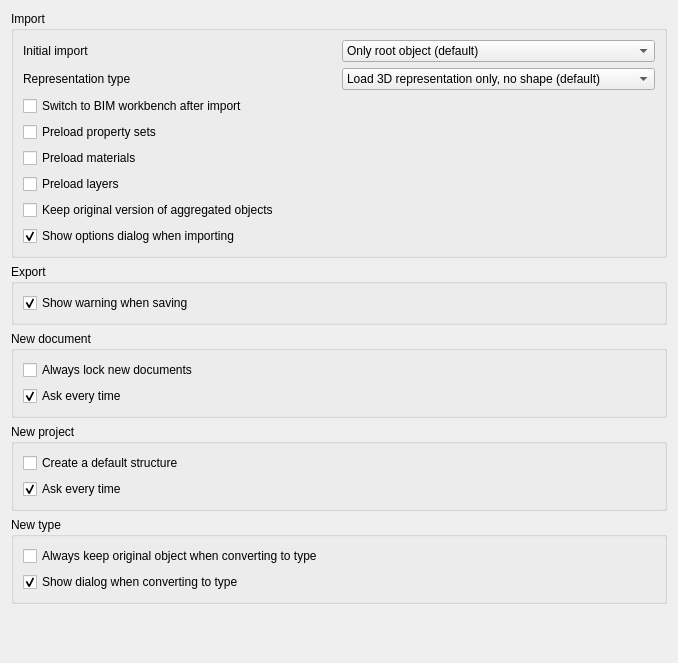
Before: the Qt Designer form src/Mod/BIM/Resources/ui/preferencesNativeIFC.ui in snorkel-marlin-repos/FreeCAD_FreeCAD_pr_21944_568da482-e9db-48e2-b9bf-4e5c63965329, drawn with Qt 5.
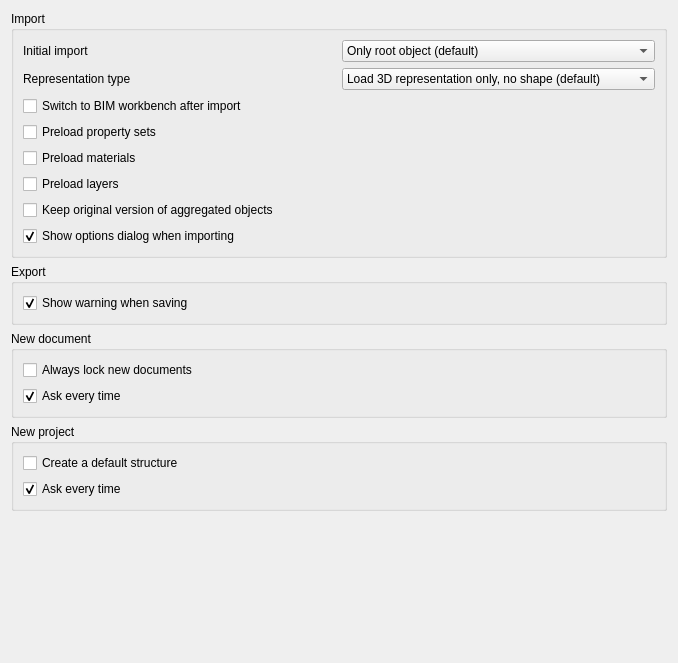
After: the same form once the commit is applied. Custom widgets are drawn as their Qt base class.

```diff
--- a/src/Mod/BIM/Resources/ui/preferencesNativeIFC.ui
+++ b/src/Mod/BIM/Resources/ui/preferencesNativeIFC.ui
@@ -306,50 +306,6 @@
      </layout>
     </widget>
    </item>
-   <item>
-    <widget class="QGroupBox" name="groupBox_5">
-     <property name="title">
-      <string>New type</string>
-     </property>
-     <layout class="QVBoxLayout" name="verticalLayout_6">
-      <item>
-       <widget class="Gui::PrefCheckBox" name="checkBox_14">
-        <property name="toolTip">
-         <string>When enabled, converting objects to IFC types will always keep the original object</string>
-        </property>
-        <property name="text">
-         <string>Always keep original object when converting to type</string>
-        </property>
-        <property name="prefEntry" stdset="0">
-         <cstring>ConvertTypeKeepOriginal</cstring>
-        </property>
-        <property name="prefPath" stdset="0">
-         <cstring>Mod/NativeIFC</cstring>
-        </property>
-       </widget>
-      </item>
-      <item>
-       <widget class="Gui::PrefCheckBox" name="checkBox_15">
-        <property name="toolTip">
-         <string>When enabled, a dialog will be shown each time when converting objects to IFC types</string>
-        </property>
-        <property name="text">
-         <string>Show dialog when converting to type</string>
-        </property>
-        <property name="checked">
-         <bool>true</bool>
-        </property>
-        <property name="prefEntry" stdset="0">
-         <cstring>ConvertTypeAskAgain</cstring>
-        </property>
-        <property name="prefPath" stdset="0">
-         <cstring>Mod/NativeIFC</cstring>
-        </property>
-       </widget>
-      </item>
-     </layout>
-    </widget>
-   </item>
    <item>
     <spacer name="verticalSpacer">
      <property name="orientation">
```
